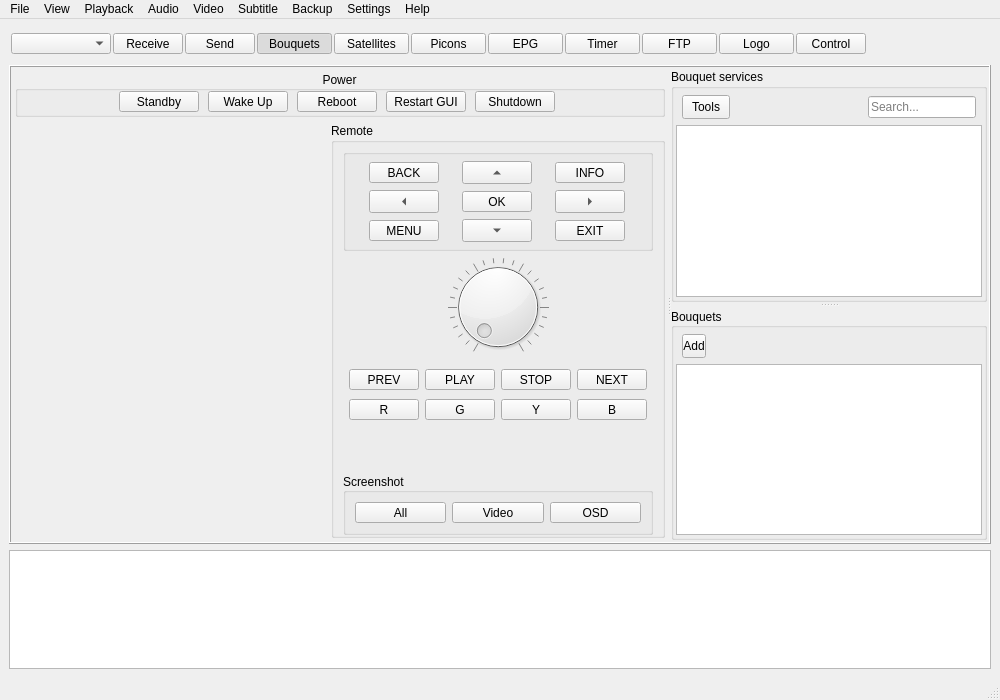
This is app/ui/res/main.ui in DYefremov/E2Toolkit as Qt 5 draws it before an edit. The edited form follows.
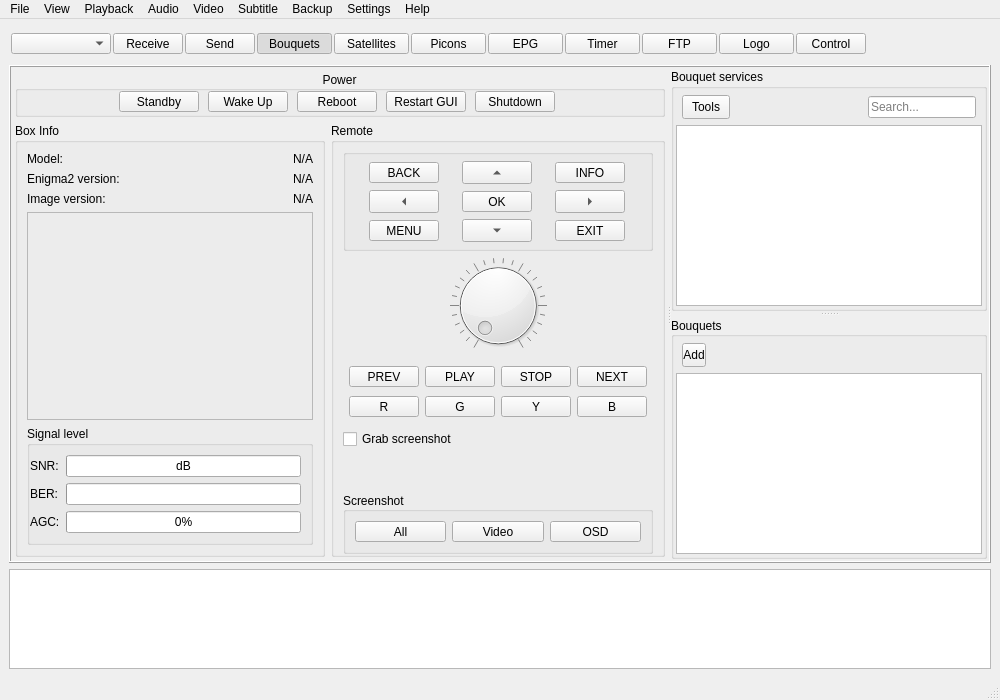
This is the edited form. The open tabs and pages were chosen to show the change. Icons and pictures are not drawn.

Commit message: additional info display in the control panel

Diff of the .ui file:
```diff
--- a/app/ui/res/main.ui
+++ b/app/ui/res/main.ui
@@ -1769,9 +1769,170 @@
               <item>
                <layout class="QHBoxLayout" name="control_horizontal_layout">
                 <item>
-                 <widget class="QStackedWidget" name="control_stacked_widget">
-                  <widget class="QWidget" name="control_info_page"/>
-                  <widget class="QWidget" name="control_screenshot_page"/>
+                 <widget class="QGroupBox" name="control_info_group_box">
+                  <property name="title">
+                   <string>Box Info</string>
+                  </property>
+                  <property name="currentIndex" stdset="0">
+                   <number>0</number>
+                  </property>
+                  <layout class="QVBoxLayout" name="control_info_layout">
+                   <property name="leftMargin">
+                    <number>9</number>
+                   </property>
+                   <property name="topMargin">
+                    <number>9</number>
+                   </property>
+                   <property name="rightMargin">
+                    <number>9</number>
+                   </property>
+                   <property name="bottomMargin">
+                    <number>9</number>
+                   </property>
+                   <item>
+                    <layout class="QFormLayout" name="box_info_layout">
+                     <item row="0" column="0">
+                      <widget class="QLabel" name="model_info_label">
+                       <property name="text">
+                        <string>Model:</string>
+                       </property>
+                      </widget>
+                     </item>
+                     <item row="1" column="0">
+                      <widget class="QLabel" name="e2_version_info_label">
+                       <property name="text">
+                        <string>Enigma2 version:</string>
+                       </property>
+                      </widget>
+                     </item>
+                     <item row="2" column="0">
+                      <widget class="QLabel" name="image_version_info_label">
+                       <property name="text">
+                        <string>Image version:</string>
+                       </property>
+                      </widget>
+                     </item>
+                     <item row="0" column="1">
+                      <widget class="QLabel" name="model_label">
+                       <property name="text">
+                        <string notr="true">N/A</string>
+                       </property>
+                       <property name="alignment">
+                        <set>Qt::AlignRight|Qt::AlignTrailing|Qt::AlignVCenter</set>
+                       </property>
+                      </widget>
+                     </item>
+                     <item row="1" column="1">
+                      <widget class="QLabel" name="e2_version_label">
+                       <property name="text">
+                        <string notr="true">N/A</string>
+                       </property>
+                       <property name="alignment">
+                        <set>Qt::AlignRight|Qt::AlignTrailing|Qt::AlignVCenter</set>
+                       </property>
+                      </widget>
+                     </item>
+                     <item row="2" column="1">
+                      <widget class="QLabel" name="image_version_label">
+                       <property name="text">
+                        <string notr="true">N/A</string>
+                       </property>
+                       <property name="alignment">
+                        <set>Qt::AlignRight|Qt::AlignTrailing|Qt::AlignVCenter</set>
+                       </property>
+                      </widget>
+                     </item>
+                    </layout>
+                   </item>
+                   <item>
+                    <widget class="QLabel" name="screenshot_label">
+                     <property name="sizePolicy">
+                      <sizepolicy hsizetype="Expanding" vsizetype="Expanding">
+                       <horstretch>0</horstretch>
+                       <verstretch>0</verstretch>
+                      </sizepolicy>
+                     </property>
+                     <property name="frameShape">
+                      <enum>QFrame::StyledPanel</enum>
+                     </property>
+                     <property name="frameShadow">
+                      <enum>QFrame::Sunken</enum>
+                     </property>
+                     <property name="text">
+                      <string notr="true"/>
+                     </property>
+                    </widget>
+                   </item>
+                   <item>
+                    <widget class="QGroupBox" name="signal_box">
+                     <property name="title">
+                      <string>Signal level</string>
+                     </property>
+                     <layout class="QFormLayout" name="formLayout">
+                      <property name="leftMargin">
+                       <number>0</number>
+                      </property>
+                      <property name="topMargin">
+                       <number>9</number>
+                      </property>
+                      <property name="rightMargin">
+                       <number>9</number>
+                      </property>
+                      <property name="bottomMargin">
+                       <number>9</number>
+                      </property>
+                      <item row="0" column="0">
+                       <widget class="QLabel" name="snr_label">
+                        <property name="text">
+                         <string>SNR:</string>
+                        </property>
+                       </widget>
+                      </item>
+                      <item row="1" column="0">
+                       <widget class="QLabel" name="ber_label">
+                        <property name="text">
+                         <string>BER:</string>
+                        </property>
+                       </widget>
+                      </item>
+                      <item row="2" column="0">
+                       <widget class="QLabel" name="agc_label">
+                        <property name="text">
+                         <string>AGC:</string>
+                        </property>
+                       </widget>
+                      </item>
+                      <item row="0" column="1">
+                       <widget class="QProgressBar" name="snr_progress_bar">
+                        <property name="value">
+                         <number>0</number>
+                        </property>
+                        <property name="format">
+                         <string>dB</string>
+                        </property>
+                       </widget>
+                      </item>
+                      <item row="1" column="1">
+                       <widget class="QProgressBar" name="ber_progress_bar">
+                        <property name="value">
+                         <number>0</number>
+                        </property>
+                        <property name="format">
+                         <string/>
+                        </property>
+                       </widget>
+                      </item>
+                      <item row="2" column="1">
+                       <widget class="QProgressBar" name="agc_progress_bar">
+                        <property name="value">
+                         <number>0</number>
+                        </property>
+                       </widget>
+                      </item>
+                     </layout>
+                    </widget>
+                   </item>
+                  </layout>
                  </widget>
                 </item>
                 <item>
@@ -2145,6 +2306,25 @@
                      </item>
                     </layout>
                    </item>
+                   <item>
+                    <widget class="QCheckBox" name="grub_screenshot_box">
+                     <property name="sizePolicy">
+                      <sizepolicy hsizetype="Preferred" vsizetype="Fixed">
+                       <horstretch>0</horstretch>
+                       <verstretch>0</verstretch>
+                      </sizepolicy>
+                     </property>
+                     <property name="toolTip">
+                      <string notr="true"/>
+                     </property>
+                     <property name="layoutDirection">
+                      <enum>Qt::LeftToRight</enum>
+                     </property>
+                     <property name="text">
+                      <string>Grab screenshot</string>
+                     </property>
+                    </widget>
+                   </item>
                    <item>
                     <spacer name="control_bottom_spacer">
                      <property name="orientation">
```
Left out of the diff: 2 changed lines with no effect on the pictures. The commit also changes 2 other files.
